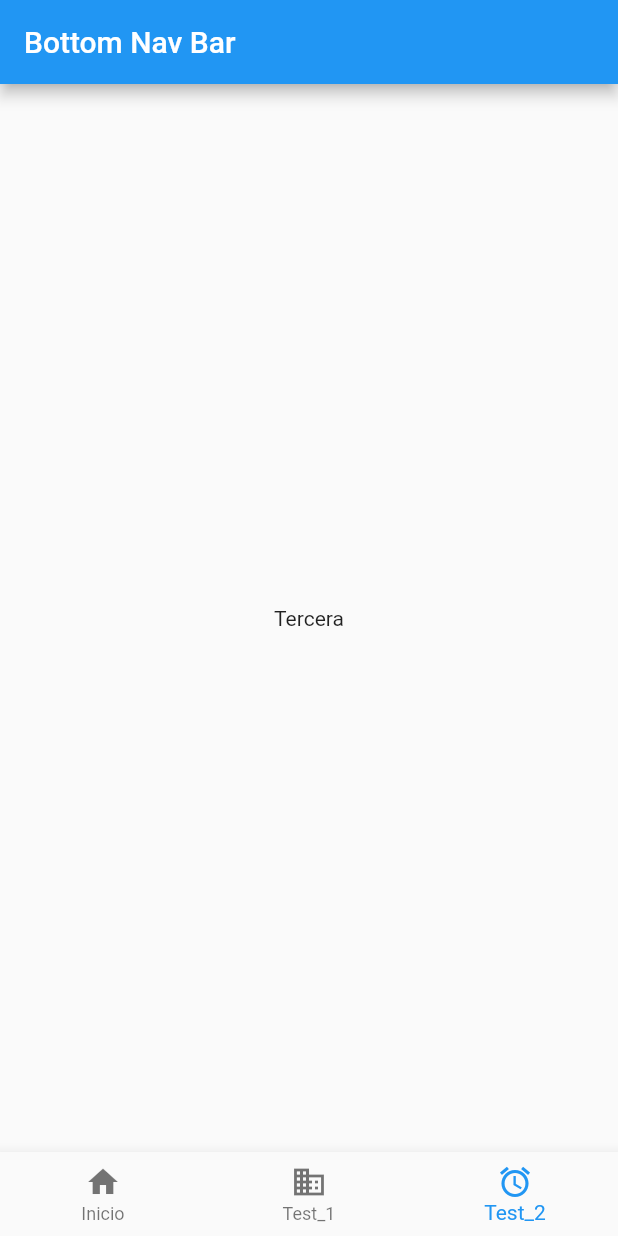
After one commit to asanchezzdam1/22-23_PMDM_Flutter, a Flutter app: the screen it shows after launch, item 3 of the bottom bar chosen, on a phone screen of 412 x 824 dp. The commit adds this screen. Run offline on Flutter 3.47's test engine with Material 2 defaults, Android fonts, the phone set to English and light mode, and no system bars.

Commit message:
Bottom Navigation Bar

```diff
--- /dev/null
+++ b/eco_sharing/lib/Screens/6_bottom_nav_screen.dart
@@ -0,0 +1,47 @@
+import 'package:eco_sharing/Screens/2_counter_stateful_screen.dart';
+import 'package:eco_sharing/Screens/3_row_col_MQ_screen.dart';
+import 'package:eco_sharing/Screens/4_page_view_screen.dart';
+import 'package:flutter/material.dart';
+
+class BottomNavScreen extends StatefulWidget {
+  const BottomNavScreen({super.key});
+
+  @override
+  State<BottomNavScreen> createState() => _BottomNavScreen();
+}
+
+class _BottomNavScreen extends State<BottomNavScreen> {
+  int bottomIndex = 1;
+
+  List<Widget> pantallas = [
+    const CounterStatefulScreen(),
+    const RowColMQScreen(),
+    const Center(child: Text('Tercera'))
+  ];
+
+  void _bottomNavTap(int index) {
+    setState(() {
+      bottomIndex = index;
+    });
+  }
+
+  @override
+  Widget build(BuildContext context) {
+    return Scaffold(
+      appBar: AppBar(
+        title: const Text('Bottom Nav Bar'),
+      ),
+      body: pantallas.elementAt(bottomIndex),
+      bottomNavigationBar: BottomNavigationBar(
+        items: const [
+          BottomNavigationBarItem(icon: Icon(Icons.home), label: 'Inicio'),
+          BottomNavigationBarItem(icon: Icon(Icons.business), label: 'Test_1'),
+          BottomNavigationBarItem(
+              icon: Icon(Icons.access_alarm), label: 'Test_2'),
+        ],
+        currentIndex: bottomIndex,
+        onTap: _bottomNavTap,
+      ),
+    );
+  }
+}
--- a/eco_sharing/lib/main.dart
+++ b/eco_sharing/lib/main.dart
@@ -1,4 +1,4 @@
-import 'package:eco_sharing/Screens/5_page_view_enlazados_screen.dart';
+import 'package:eco_sharing/Screens/6_bottom_nav_screen.dart';
 import 'package:flutter/material.dart';
 
 void main() {
@@ -12,7 +12,7 @@ class EcoSharing extends StatelessWidget {
   Widget build(BuildContext context) {
     return const MaterialApp(
       debugShowCheckedModeBanner: false,
-      home: PageViewEnlazadosScreen(),
+      home: BottomNavScreen(),
     );
   }
 }
```
